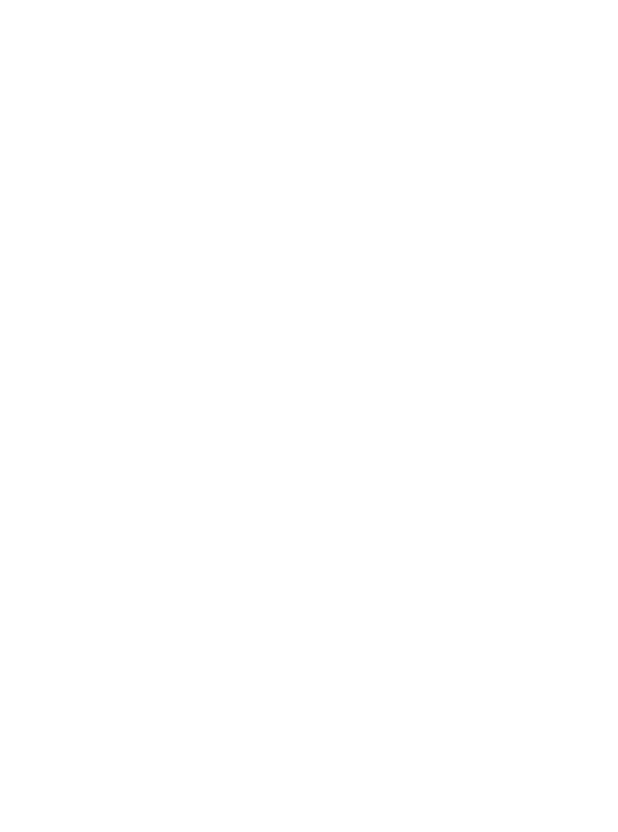
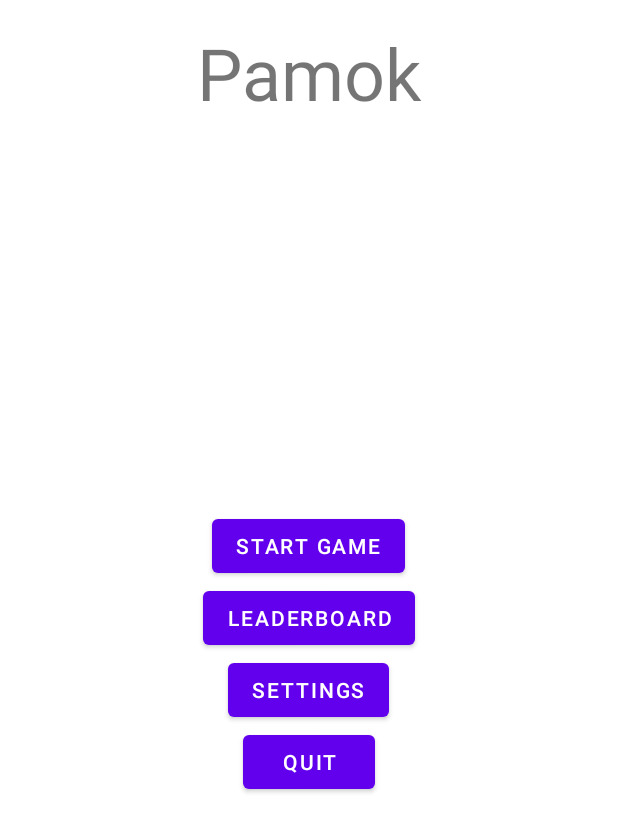
Before and after one commit to MetGang/PAMO-pro, an Android app: the screen it shows after launch (MainActivity), on a phone screen of 412 x 824 dp. Before the commit the part shown is empty. Shown: the top 832 px of the screen. Run offline under Robolectric (Android 15) with nearby library versions, the phone set to English and light mode, and no system bars.

Commit message:
Update layouts

```diff
--- a/Pamok/app/build.gradle
+++ b/Pamok/app/build.gradle
@@ -1,6 +1,7 @@
 plugins {
     id 'com.android.application'
     id 'kotlin-android'
+    id 'kotlin-android-extensions'
 }
 
 android {
--- a/Pamok/app/src/main/java/com/example/pamok/LeaderboardActivity.kt
+++ b/Pamok/app/src/main/java/com/example/pamok/LeaderboardActivity.kt
@@ -1,6 +1,7 @@
 package com.example.pamok
 
 import android.os.Bundle
+import android.view.View
 
 class LeaderboardActivity : FullScreenActivity() {
     override fun onCreate(savedInstanceState: Bundle?) {
@@ -8,4 +9,8 @@ class LeaderboardActivity : FullScreenActivity() {
 
         setContentView(R.layout.activity_leaderboard)
     }
+
+    fun backToMenu(view: View) {
+        finishAndRemoveTask()
+    }
 }
--- a/Pamok/app/src/main/java/com/example/pamok/SettingsActivity.kt
+++ b/Pamok/app/src/main/java/com/example/pamok/SettingsActivity.kt
@@ -1,6 +1,7 @@
 package com.example.pamok
 
 import android.os.Bundle
+import android.view.View
 
 class SettingsActivity : FullScreenActivity() {
     override fun onCreate(savedInstanceState: Bundle?) {
@@ -8,4 +9,8 @@ class SettingsActivity : FullScreenActivity() {
 
         setContentView(R.layout.activity_settings)
     }
+
+    fun backToMenu(view: View) {
+        finishAndRemoveTask()
+    }
 }
--- a/Pamok/app/src/main/java/com/example/pamok/SummaryActivity.kt
+++ b/Pamok/app/src/main/java/com/example/pamok/SummaryActivity.kt
@@ -1,6 +1,7 @@
 package com.example.pamok
 
 import android.os.Bundle
+import android.view.View
 
 class SummaryActivity : FullScreenActivity() {
     override fun onCreate(savedInstanceState: Bundle?) {
@@ -8,4 +9,8 @@ class SummaryActivity : FullScreenActivity() {
 
         setContentView(R.layout.activity_summary)
     }
+
+    fun backToMenu(view: View) {
+        finishAndRemoveTask()
+    }
 }
--- a/Pamok/app/src/main/res/layout/activity_game.xml
+++ b/Pamok/app/src/main/res/layout/activity_game.xml
@@ -1,5 +1,5 @@
 <?xml version="1.0" encoding="utf-8"?>
-<LinearLayout
+<RelativeLayout
     xmlns:android="http://schemas.android.com/apk/res/android"
     xmlns:app="http://schemas.android.com/apk/res-auto"
     xmlns:tools="http://schemas.android.com/tools"
@@ -7,4 +7,4 @@
     android:layout_height="match_parent"
     tools:context=".GameActivity">
 
-</LinearLayout>
+</RelativeLayout>
--- a/Pamok/app/src/main/res/layout/activity_main.xml
+++ b/Pamok/app/src/main/res/layout/activity_main.xml
@@ -1,5 +1,5 @@
 <?xml version="1.0" encoding="utf-8"?>
-<LinearLayout
+<RelativeLayout
     xmlns:android="http://schemas.android.com/apk/res/android"
     xmlns:app="http://schemas.android.com/apk/res-auto"
     xmlns:tools="http://schemas.android.com/tools"
@@ -7,4 +7,47 @@
     android:layout_height="match_parent"
     tools:context=".MainActivity">
 
-</LinearLayout>
+    <TextView
+        android:layout_width="match_parent"
+        android:layout_height="wrap_content"
+        android:gravity="center_horizontal"
+        android:text="@string/app_name"
+        android:textSize="48sp"
+        android:padding="16dp" />
+
+    <Button
+        android:id="@+id/game_btn"
+        android:layout_width="wrap_content"
+        android:layout_height="wrap_content"
+        android:layout_centerInParent="true"
+        android:layout_above="@+id/leaderboard_btn"
+        android:text="@string/game_btn"
+        android:onClick="startGame" />
+
+    <Button
+        android:id="@+id/leaderboard_btn"
+        android:layout_width="wrap_content"
+        android:layout_height="wrap_content"
+        android:layout_centerInParent="true"
+        android:text="@string/leaderboard_btn"
+        android:onClick="openLeaderboard" />
+
+    <Button
+        android:id="@+id/settings_btn"
+        android:layout_width="wrap_content"
+        android:layout_height="wrap_content"
+        android:layout_centerInParent="true"
+        android:layout_below="@+id/leaderboard_btn"
+        android:text="@string/settings_btn"
+        android:onClick="openSettings" />
+
+    <Button
+        android:id="@+id/quit_btn"
+        android:layout_width="wrap_content"
+        android:layout_height="wrap_content"
+        android:layout_centerInParent="true"
+        android:layout_below="@+id/settings_btn"
+        android:text="@string/quit_btn"
+        android:onClick="quitApp" />
+
+</RelativeLayout>
--- a/Pamok/app/src/main/res/values/strings.xml
+++ b/Pamok/app/src/main/res/values/strings.xml
@@ -1,3 +1,11 @@
 <resources>
     <string name="app_name">Pamok</string>
+    <string name="game_btn">Start game</string>
+    <string name="settings_btn">Settings</string>
+    <string name="quit_btn">Quit</string>
+    <string name="leaderboard_btn">Leaderboard</string>
+    <string name="back_btn">Back</string>
+    <string name="settings_label">Settings</string>
+    <string name="leaderboard_label">Leaderboard</string>
+    <string name="summary_label">Summary</string>
 </resources>
```
Also changed, not shown: Pamok/app/src/main/java/com/example/pamok/MainActivity.kt (+18 -0 lines), Pamok/app/src/main/res/layout/activity_leaderboard.xml (+20 -2 lines), Pamok/app/src/main/res/layout/activity_settings.xml (+20 -2 lines), Pamok/app/src/main/res/layout/activity_summary.xml (+20 -2 lines).
